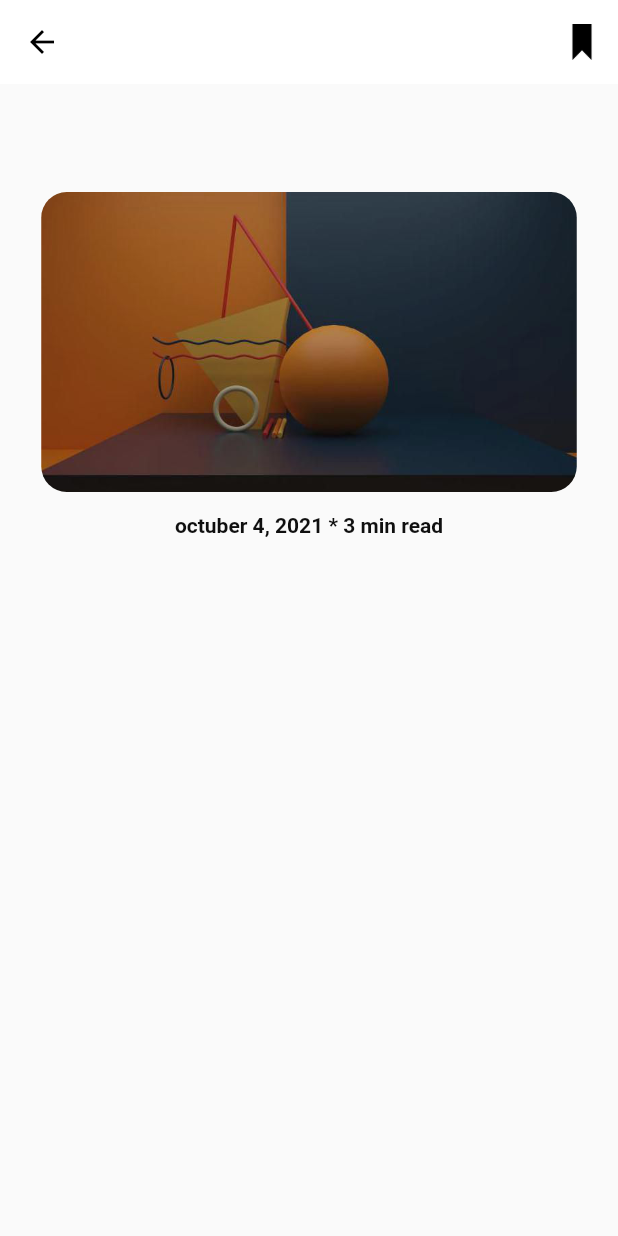
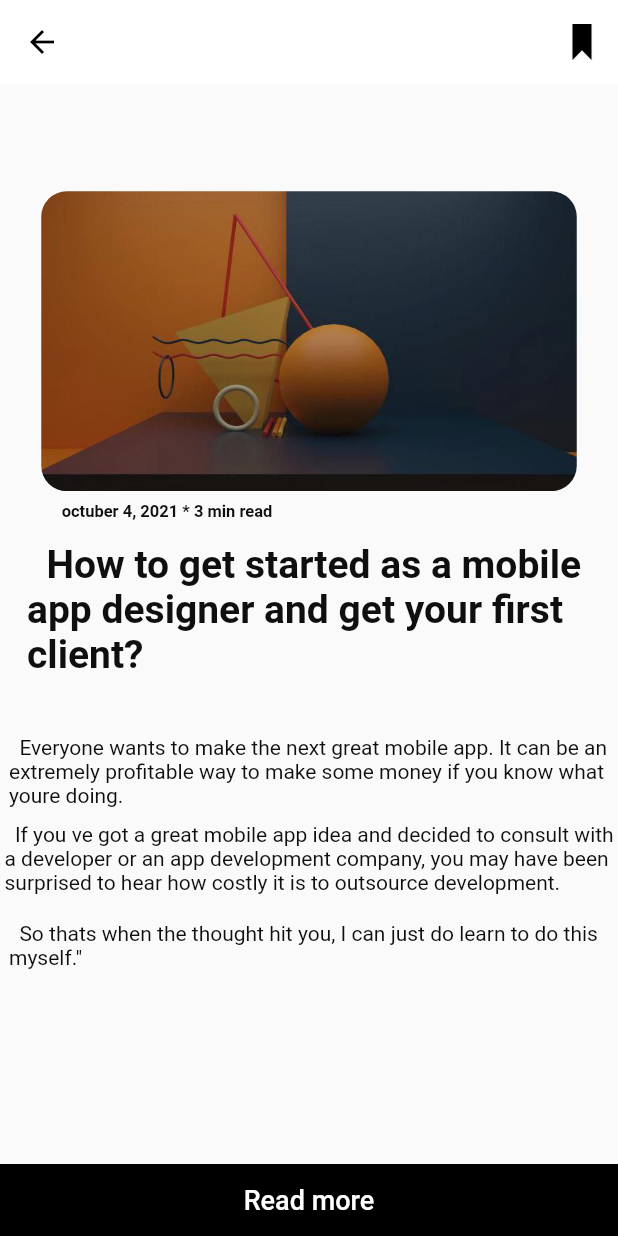
Before and after one commit to Blackburn060/Construcao-de-Interface-Flutter, a Flutter app: the PaginaSecundaria screen opened directly, on a phone screen of 412 x 824 dp. Run offline on Flutter 3.47's test engine with Material 2 defaults, Android fonts, the phone set to English and light mode, and no system bars.

Commit message:
insercao dos textos na pagina 2

```diff
--- a/projeto_tela_flutter/lib/paginaSecundaria.dart
+++ b/projeto_tela_flutter/lib/paginaSecundaria.dart
@@ -31,7 +31,7 @@ class PaginaSecundaria extends StatelessWidget {
             Container(
               width: 357,
               height: 200,
-              transform: Matrix4.translationValues(0, -196, 0),
+              transform: Matrix4.translationValues(0, -57, 0),
               child: ClipRRect(
                 borderRadius: BorderRadius.circular(17),
                 child: Image.asset(
@@ -40,18 +40,70 @@ class PaginaSecundaria extends StatelessWidget {
                 ),
               ),
             ),
-            Positioned(
-
+            Align(
+              alignment: Alignment.centerLeft,
               child: Container(
-                padding: const EdgeInsets.all(8),
-                             transform: Matrix4.translationValues(0, -190, 0),
-
+                transform: Matrix4.translationValues(0, -50, 0),
                 child: const Text(
-                  'octuber 4, 2021 * 3 min read',
+                  '               octuber 4, 2021 * 3 min read',
                   style: TextStyle(
-
+                    fontSize: 11,
+                    fontWeight: FontWeight.bold,
+                    color: Color.fromARGB(255, 15, 15, 15),
+                  ),
+                ),
+              ),
+            ),
+            const SizedBox(height: 10), // Espaço entre os textos
+            Align(
+              alignment: Alignment.centerLeft,
+              child: Container(
+                transform: Matrix4.translationValues(18, -46, 0),
+                child: const Text(
+                  '  How to get started as a mobile app designer and get your first client?',
+                  style: TextStyle(
+                    fontSize: 26,
+                    fontWeight: FontWeight.bold,
+                    color: Color.fromARGB(255, 15, 15, 15),
+                  ),
+                ),
+              ),
+            ),
+            const SizedBox(height: 22), // Espaço entre os textos
+            Align(
+              alignment: Alignment.centerLeft,
+              child: Container(
+                transform: Matrix4.translationValues(6, -29, 0),
+                child: const Text(
+                  '  Everyone wants to make the next great mobile app. It can be an extremely profitable way to make some money if you know what youre doing.',
+                  style: TextStyle(
                     fontSize: 14,
-                    fontWeight: FontWeight.bold,
+                    color: Color.fromARGB(255, 15, 15, 15),
+                  ),
+                ),
+              ),
+            ),
+            Align(
+              alignment: Alignment.centerLeft,
+              child: Container(
+                transform: Matrix4.translationValues(3, -19, 0),
+                child: const Text(
+                  '  If you ve got a great mobile app idea and decided to consult with a developer or an app development company, you may have been surprised to hear how costly it is to outsource development.',
+                  style: TextStyle(
+                    fontSize: 14,
+                    color: Color.fromARGB(255, 15, 15, 15),
+                  ),
+                ),
+              ),
+            ),
+            Align(
+              alignment: Alignment.centerLeft,
+              child: Container(
+                transform: Matrix4.translationValues(6, -1, 0),
+                child: const Text(
+                  '  So thats when the thought hit you, I can just do learn to do this myself."',
+                  style: TextStyle(
+                    fontSize: 14,
                     color: Color.fromARGB(255, 15, 15, 15),
                   ),
                 ),
@@ -60,6 +112,22 @@ class PaginaSecundaria extends StatelessWidget {
           ],
         ),
       ),
+      bottomNavigationBar: Container(
+        color: Colors.black,
+        child: TextButton(
+          onPressed: () {
+            // Ação a ser executada quando o botão "Read more" for clicado
+          },
+          child: const Text(
+            'Read more',
+            style: TextStyle(
+
+              fontSize: 18,
+              color: Colors.white,
+            ),
+          ),
+        ),
+      ),
     );
   }
 }
```
